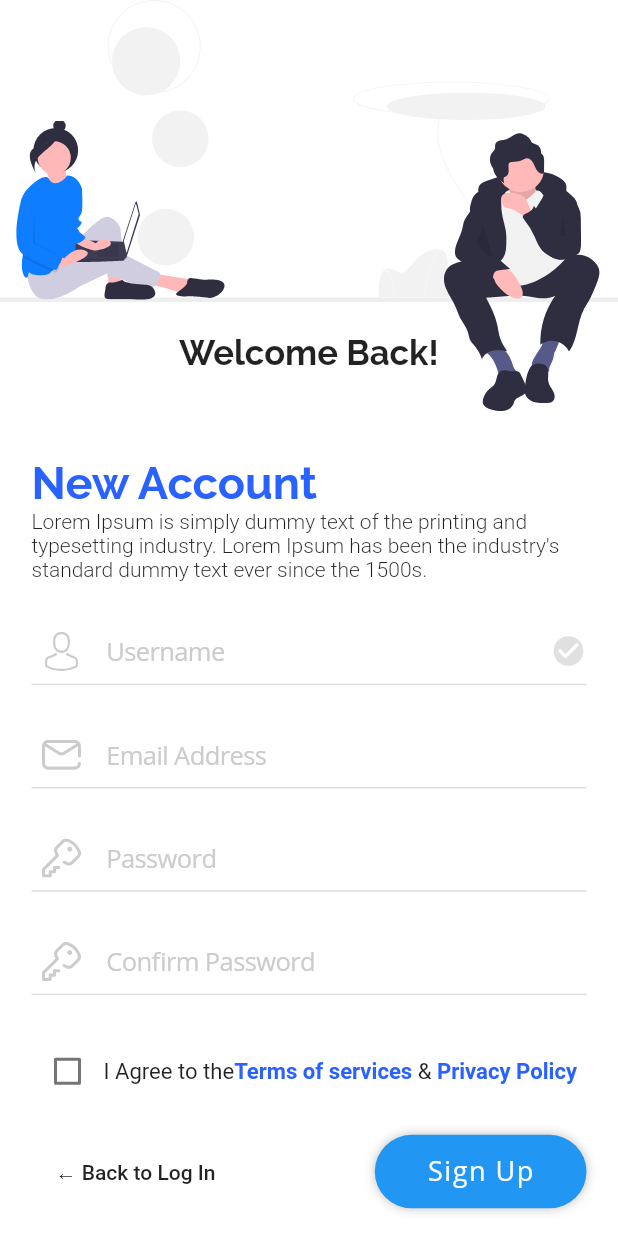
After one commit to e-melara/flutter_app_music_app, a Flutter app: the screen it shows after launch, swiped to page 2, on a phone screen of 412 x 824 dp. The commit adds this screen. Run offline on Flutter 3.47's test engine with Material 2 defaults, Android fonts, the phone set to English and light mode, and no system bars; our stand-ins replace after_layout, firebase_auth, firebase_core, flutter_svg, google_sign_in; accounts and stored records are empty.

Commit message:
Form Register and forgotPassword

```diff
--- a/lib/src/pages/login/login_page.dart
+++ b/lib/src/pages/login/login_page.dart
@@ -1,9 +1,16 @@
 import 'package:flutter/material.dart';
 import 'package:after_layout/after_layout.dart';
+import 'package:flutter_app_music_app/src/pages/login/widgets/register_form.dart';
 
 import './widgets/custom_widgets.dart';
 import 'package:flutter_app_music_app/src/utils/responsive.dart';
 import 'package:flutter_app_music_app/src/utils/services.dart';
+
+class LoginFormType {
+  static final int login = 0;
+  static final int register = 1;
+  static final int forgotPassword = 2;
+}
 
 class LoginPage extends StatefulWidget {
   static final String routeName = 'login';
@@ -14,6 +21,22 @@ class LoginPage extends StatefulWidget {
 }
 
 class _LoginPageState extends State<LoginPage> with AfterLayoutMixin {
+  PageController _pageController = PageController(initialPage: 0);
+
+  @override
+  void dispose() {
+    _pageController.dispose();
+    super.dispose();
+  }
+
+  void _switchForm(int page) {
+    _pageController.animateToPage(
+      page,
+      duration: Duration(milliseconds: 200),
+      curve: Curves.linear,
+    );
+  }
+
   @override
   void afterFirstLayout(BuildContext context) {
     final bool isTable = MediaQuery.of(context).size.shortestSide >= 600;
@@ -43,7 +66,32 @@ class _LoginPageState extends State<LoginPage> with AfterLayoutMixin {
                       mainAxisAlignment: MainAxisAlignment.spaceBetween,
                       children: [
                         Welcome(),
-                        LoginForm(),
+                        Expanded(
+                          child: PageView(
+                            physics: NeverScrollableScrollPhysics(),
+                            controller: _pageController,
+                            children: [
+                              LoginForm(
+                                onGoToRegister: () => _switchForm(
+                                  LoginFormType.register,
+                                ),
+                                onGoToForgotPassword: () => _switchForm(
+                                  LoginFormType.forgotPassword,
+                                ),
+                              ),
+                              RegisterForm(
+                                onGoToLogin: () => _switchForm(
+                                  LoginFormType.login,
+                                ),
+                              ),
+                              ForgotPasswordForm(
+                                onGoToLogin: () => _switchForm(
+                                  LoginFormType.login,
+                                ),
+                              )
+                            ],
+                          ),
+                        )
                       ],
                     ),
                   ),
@@ -68,7 +116,14 @@ class _LoginPageState extends State<LoginPage> with AfterLayoutMixin {
                       child: Container(
                         height: responsive.height,
                         child: Center(
-                          child: LoginPage(),
+                          child: LoginForm(
+                            onGoToRegister: () => _switchForm(
+                              LoginFormType.register,
+                            ),
+                            onGoToForgotPassword: () => _switchForm(
+                              LoginFormType.forgotPassword,
+                            ),
+                          ),
                         ),
                       ),
                     ),
--- a/lib/src/pages/login/widgets/custom_widgets.dart
+++ b/lib/src/pages/login/widgets/custom_widgets.dart
@@ -1,2 +1,3 @@
 export './welcome.dart';
 export './login_form.dart';
+export './forgot_password_form.dart';
--- a/lib/src/pages/login/widgets/input_text_login.dart
+++ b/lib/src/pages/login/widgets/input_text_login.dart
@@ -1,31 +1,75 @@
 import 'package:flutter/cupertino.dart';
 import 'package:flutter/material.dart';
+import 'package:flutter_app_music_app/src/utils/app_colors.dart';
 import 'package:flutter_svg/svg.dart';
 
-class InputTextLogin extends StatelessWidget {
+class InputTextLogin extends StatefulWidget {
   final String iconPath;
   final String placeholder;
+  final String initValue;
+  final bool Function(String value) validator;
 
   const InputTextLogin({
     Key key,
     @required this.iconPath,
     @required this.placeholder,
+    this.validator,
+    this.initValue = '',
   }) : super(key: key);
+
+  @override
+  _InputTextLoginState createState() => _InputTextLoginState();
+}
+
+class _InputTextLoginState extends State<InputTextLogin> {
+  bool _validationOk = false;
+  TextEditingController _controller;
+
+  void _checkoutValidation() {
+    if (widget.validator != null) {
+      final bool isOk = widget.validator(_controller.text);
+      if (_validationOk != isOk) {
+        setState(() {
+          _validationOk = isOk;
+        });
+      }
+    }
+  }
+
+  @override
+  void initState() {
+    super.initState();
+    _controller = TextEditingController(text: widget.initValue);
+  }
+
+  @override
+  void dispose() {
+    _controller?.dispose();
+    super.dispose();
+  }
 
   @override
   Widget build(BuildContext context) {
     return CupertinoTextField(
+      controller: _controller,
+      onChanged: (value) => _checkoutValidation(),
       padding: EdgeInsets.all(10),
       prefix: Container(
         width: 40,
         height: 30,
         padding: EdgeInsets.all(2),
         child: SvgPicture.asset(
-          this.iconPath,
+          this.widget.iconPath,
           color: Color(0xffcccccc),
         ),
       ),
-      placeholder: this.placeholder,
+      suffix: this.widget.validator != null
+          ? Icon(
+              Icons.check_circle,
+              color: _validationOk ? AppColors.primary : Colors.black12,
+            )
+          : null,
+      placeholder: this.widget.placeholder,
       style: TextStyle(fontFamily: 'sans'),
       placeholderStyle: TextStyle(fontFamily: 'sans', color: Color(0xffcccccc)),
       decoration: BoxDecoration(
--- /dev/null
+++ b/lib/src/pages/login/widgets/register_form.dart
@@ -0,0 +1,141 @@
+import 'package:flutter/material.dart';
+import 'package:flutter/cupertino.dart';
+import 'package:flutter_app_music_app/src/utils/app_colors.dart';
+
+import 'package:flutter_app_music_app/src/utils/responsive.dart';
+import 'package:flutter_app_music_app/src/widgets/rounded_button.dart';
+import 'package:flutter_app_music_app/src/pages/login/widgets/input_text_login.dart';
+
+class RegisterForm extends StatefulWidget {
+  final VoidCallback onGoToLogin;
+
+  const RegisterForm({
+    Key key,
+    @required this.onGoToLogin,
+  }) : super(key: key);
+  @override
+  _RegisterFormState createState() => _RegisterFormState();
+}
+
+class _RegisterFormState extends State<RegisterForm> {
+  bool _agree = false;
+  @override
+  Widget build(BuildContext context) {
+    final Responsive responsive = Responsive.of(context);
+
+    return Align(
+      alignment: Alignment.bottomCenter,
+      child: SafeArea(
+        top: false,
+        child: Container(
+          constraints: BoxConstraints(maxWidth: 400),
+          padding: EdgeInsets.symmetric(
+            horizontal: 15.0,
+          ),
+          child: Column(
+            mainAxisSize: MainAxisSize.min,
+            crossAxisAlignment: CrossAxisAlignment.start,
+            children: [
+              Text(
+                'New Account',
+                style: TextStyle(
+                  fontSize: 30.0,
+                  fontFamily: 'raleway',
+                  fontWeight: FontWeight.bold,
+                  color: AppColors.primary,
+                ),
+              ),
+              Text(
+                "Lorem Ipsum is simply dummy text of the printing and typesetting industry. Lorem Ipsum has been the industry's standard dummy text ever since the 1500s.",
+                style: TextStyle(
+                  fontWeight: FontWeight.w300,
+                ),
+              ),
+              SizedBox(height: responsive.ip(2.7)),
+              InputTextLogin(
+                placeholder: "Username",
+                iconPath: "assets/pages/login/icons/avatar.svg",
+                validator: (text) {
+                  return text.trim().length > 0;
+                },
+              ),
+              SizedBox(height: responsive.ip(2.7)),
+              InputTextLogin(
+                iconPath: "assets/pages/login/icons/email.svg",
+                placeholder: "Email Address",
+              ),
+              SizedBox(height: responsive.ip(2.7)),
+              InputTextLogin(
+                iconPath: "assets/pages/login/icons/key.svg",
+                placeholder: "Password",
+              ),
+              SizedBox(height: responsive.ip(2.7)),
+              InputTextLogin(
+                iconPath: "assets/pages/login/icons/key.svg",
+                placeholder: "Confirm Password",
+              ),
+              SizedBox(height: responsive.ip(2.9)),
+              DefaultTextStyle(
+                style: TextStyle(
+                  color: Theme.of(context).textTheme.subtitle1.color,
+                  fontSize: responsive.ip(1.6),
+                ),
+                child: Wrap(
+                  crossAxisAlignment: WrapCrossAlignment.center,
+                  children: [
+                    Checkbox(
+                      value: _agree,
+                      onChanged: (value) {
+                        setState(() {
+                          _agree = value;
+                        });
+                      },
+                    ),
+                    Text('I Agree to the'),
+                    InkWell(
+                      onTap: () {},
+                      child: Text(
+                        'Terms of services',
+                        style: TextStyle(
+                          color: AppColors.primary,
+                          fontWeight: FontWeight.bold,
+                        ),
+                      ),
+                    ),
+                    Text(' & '),
+                    InkWell(
+                      onTap: () {},
+                      child: Text(
+                        'Privacy Policy',
+                        style: TextStyle(
+                          color: AppColors.primary,
+                          fontWeight: FontWeight.bold,
+                        ),
+                      ),
+                    ),
+                  ],
+                ),
+              ),
+              SizedBox(height: responsive.ip(2)),
+              Row(
+                mainAxisAlignment: MainAxisAlignment.spaceBetween,
+                children: [
+                  FlatButton(
+                    onPressed: widget.onGoToLogin,
+                    child: Text('← Back to Log In'),
+                  ),
+                  SizedBox(width: 10.0),
+                  RoundedButton(
+                    onPress: () {},
+                    title: "Sign Up",
+                  ),
+                ],
+              ),
+              SizedBox(height: responsive.ip(2)),
+            ],
+          ),
+        ),
+      ),
+    );
+  }
+}
```
Also changed, not shown: lib/src/pages/login/widgets/forgot_password_form.dart (added, +83 -0 lines), lib/src/pages/login/widgets/login_form.dart (+13 -3 lines), lib/src/providers/auth.dart (+43 -0 lines).
